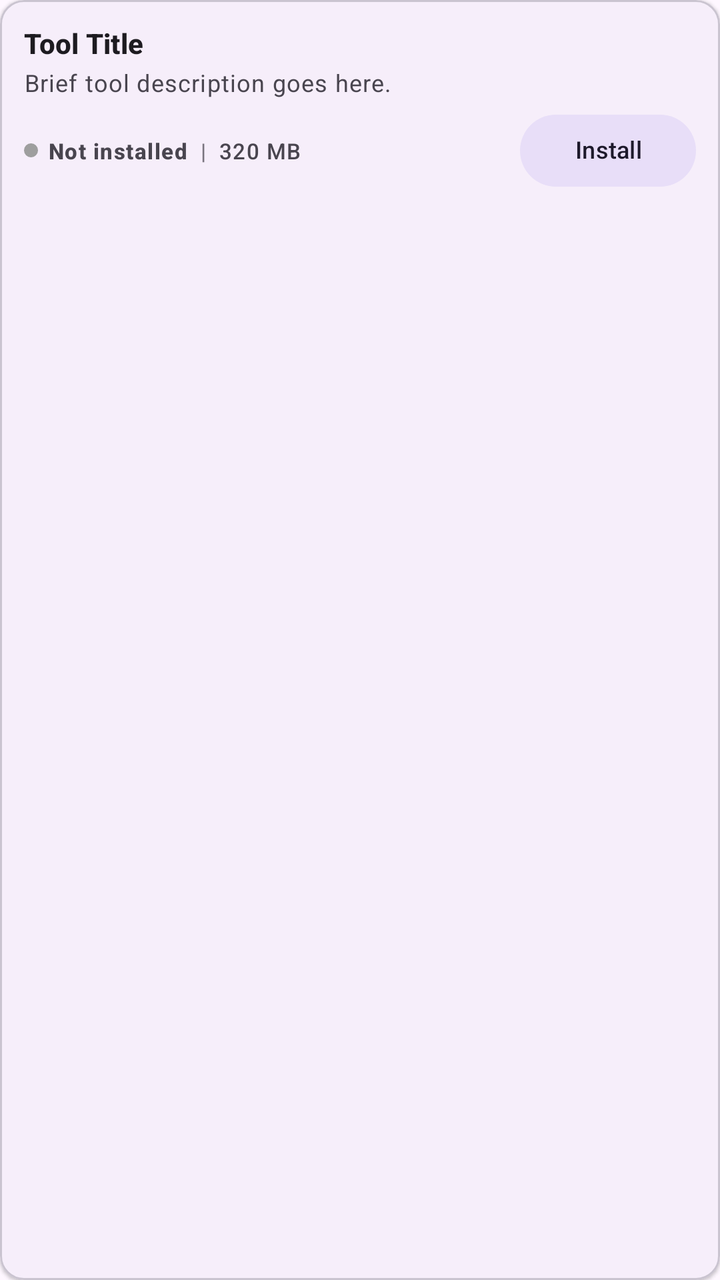
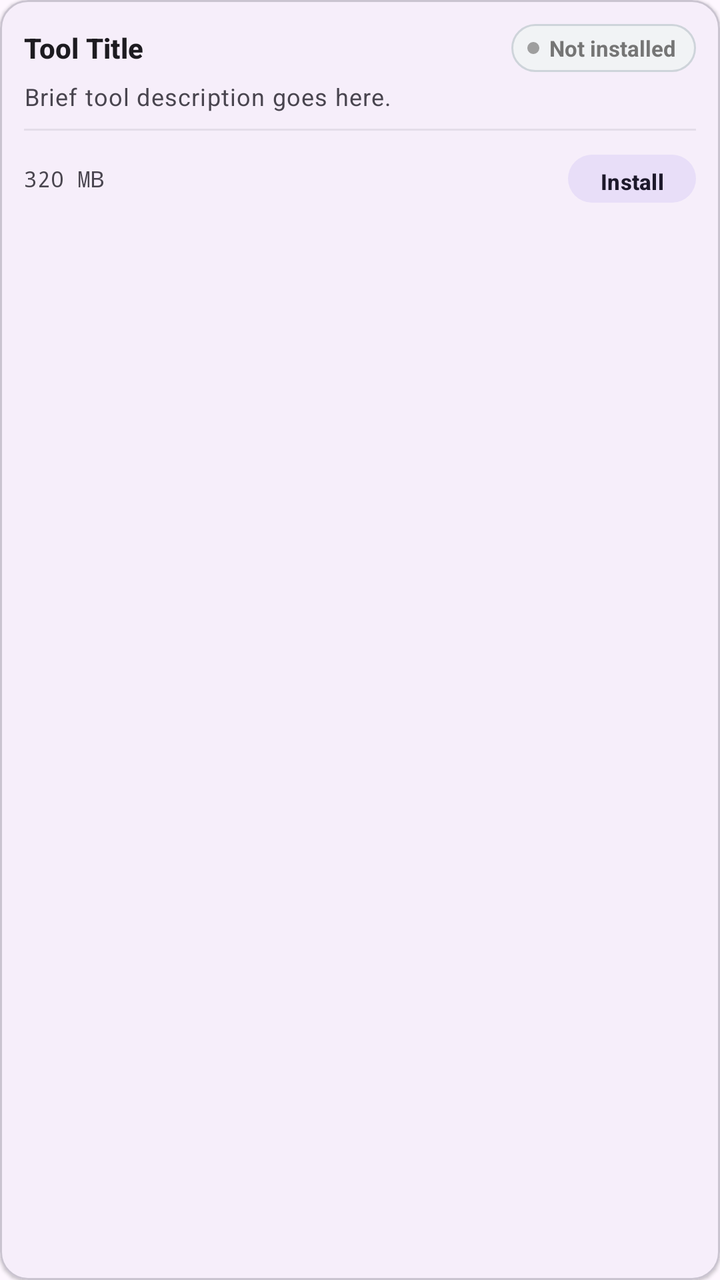

Screens rendered from an Android XML layout before and after an edit, with the pre-edit source and the edit as a unified diff.
<!-- AndroidManifest.xml: application theme Theme.ZeroLite -->
<!-- res/layout/item_tool_card.xml -->
<?xml version="1.0" encoding="utf-8"?>
<com.google.android.material.card.MaterialCardView
    xmlns:android="http://schemas.android.com/apk/res/android"
    xmlns:app="http://schemas.android.com/apk/res-auto"
    android:layout_width="match_parent"
    android:layout_height="wrap_content"
    android:layout_marginBottom="8dp"
    app:cardCornerRadius="12dp"
    app:cardElevation="1dp"
    app:strokeWidth="1dp"
    app:strokeColor="?attr/colorOutlineVariant">

    <LinearLayout
        android:layout_width="match_parent"
        android:layout_height="wrap_content"
        android:orientation="vertical"
        android:padding="12dp">

        
        <TextView
            android:id="@+id/tvToolTitle"
            android:layout_width="match_parent"
            android:layout_height="wrap_content"
            android:text="Tool Title"
            android:textAppearance="?attr/textAppearanceTitleSmall"
            android:textStyle="bold" />

        
        <TextView
            android:id="@+id/tvToolDesc"
            android:layout_width="match_parent"
            android:layout_height="wrap_content"
            android:layout_marginTop="2dp"
            android:maxLines="2"
            android:ellipsize="end"
            android:text="Brief tool description goes here."
            android:textAppearance="?attr/textAppearanceBodySmall"
            android:textColor="?attr/colorOnSurfaceVariant" />

        
        <LinearLayout
            android:layout_width="match_parent"
            android:layout_height="wrap_content"
            android:layout_marginTop="8dp"
            android:gravity="center_vertical"
            android:orientation="horizontal">

            
            <LinearLayout
                android:layout_width="0dp"
                android:layout_height="wrap_content"
                android:layout_weight="1"
                android:gravity="center_vertical"
                android:orientation="horizontal">

                <View
                    android:id="@+id/viewStatusDot"
                    android:layout_width="7dp"
                    android:layout_height="7dp"
                    android:background="@drawable/dot_uninstalled" />

                <TextView
                    android:id="@+id/tvStatusText"
                    android:layout_width="wrap_content"
                    android:layout_height="wrap_content"
                    android:layout_marginStart="5dp"
                    android:text="Not installed"
                    android:textAppearance="?attr/textAppearanceLabelSmall"
                    android:textStyle="bold" />

                <TextView
                    android:layout_width="wrap_content"
                    android:layout_height="wrap_content"
                    android:layout_marginStart="6dp"
                    android:layout_marginEnd="6dp"
                    android:text="|"
                    android:textAppearance="?attr/textAppearanceLabelSmall"
                    android:textColor="?attr/colorOutline" />

                <TextView
                    android:id="@+id/tvToolSize"
                    android:layout_width="wrap_content"
                    android:layout_height="wrap_content"
                    android:text="320 MB"
                    android:textAppearance="?attr/textAppearanceLabelSmall"
                    android:textColor="?attr/colorOnSurfaceVariant" />
            </LinearLayout>

            <com.google.android.material.button.MaterialButton
                android:id="@+id/btnDelete"
                style="@style/Widget.Material3.Button.TextButton"
                android:layout_width="wrap_content"
                android:layout_height="wrap_content"
                android:gravity="center"
                android:insetTop="0dp"
                android:insetBottom="0dp"
                android:minHeight="36dp"
                android:paddingHorizontal="10dp"
                android:paddingVertical="0dp"
                android:textSize="12sp"
                android:includeFontPadding="false"
                android:text="Delete"
                android:textColor="?attr/colorError"
                android:visibility="gone" />

            <com.google.android.material.button.MaterialButton
                android:id="@+id/btnAction"
                style="@style/Widget.Material3.Button.TonalButton"
                android:layout_width="wrap_content"
                android:layout_height="wrap_content"
                android:gravity="center"
                android:insetTop="0dp"
                android:insetBottom="0dp"
                android:minHeight="36dp"
                android:paddingHorizontal="14dp"
                android:paddingVertical="0dp"
                android:textSize="12sp"
                android:includeFontPadding="false"
                android:layout_marginStart="6dp"
                android:text="Install" />
        </LinearLayout>

        
        <com.google.android.material.progressindicator.LinearProgressIndicator
            android:id="@+id/progressIndicator"
            android:layout_width="match_parent"
            android:layout_height="wrap_content"
            android:layout_marginTop="6dp"
            android:visibility="gone"
            app:indicatorColor="?attr/colorPrimary"
            app:trackColor="?attr/colorSurfaceVariant"
            app:trackCornerRadius="3dp" />

    </LinearLayout>
</com.google.android.material.card.MaterialCardView>
<!-- resources referenced by this layout -->
<resources>
  <!-- drawable dot_uninstalled (drawable) -->
  <shape xmlns:android="http://schemas.android.com/apk/res/android"
      android:shape="oval">
      <solid android:color="#9E9E9E" />
      <size android:width="7dp" android:height="7dp" />
  </shape>
  <style name="Theme.ZeroLite" parent="Theme.Material3.DayNight.NoActionBar">
          <item name="android:statusBarColor">@android:color/transparent</item>
          <item name="android:navigationBarColor">@android:color/transparent</item>
          <item name="android:windowLightStatusBar" tools:targetApi="m">true</item>
      </style>
</resources>

<!-- the commit's change to res/layout/item_tool_card.xml (unified diff, before → after) -->
@@ -4,8 +4,8 @@
     xmlns:app="http://schemas.android.com/apk/res-auto"
     android:layout_width="match_parent"
     android:layout_height="wrap_content"
-    android:layout_marginBottom="8dp"
-    app:cardCornerRadius="12dp"
+    android:layout_marginBottom="10dp"
+    app:cardCornerRadius="14dp"
     app:cardElevation="1dp"
     app:strokeWidth="1dp"
     app:strokeColor="?attr/colorOutlineVariant">
@@ -17,46 +17,39 @@
         android:padding="12dp">
 
         
-        <TextView
-            android:id="@+id/tvToolTitle"
-            android:layout_width="match_parent"
-            android:layout_height="wrap_content"
-            android:text="Tool Title"
-            android:textAppearance="?attr/textAppearanceTitleSmall"
-            android:textStyle="bold" />
-
-        
-        <TextView
-            android:id="@+id/tvToolDesc"
-            android:layout_width="match_parent"
-            android:layout_height="wrap_content"
-            android:layout_marginTop="2dp"
-            android:maxLines="2"
-            android:ellipsize="end"
-            android:text="Brief tool description goes here."
-            android:textAppearance="?attr/textAppearanceBodySmall"
-            android:textColor="?attr/colorOnSurfaceVariant" />
-
-        
         <LinearLayout
             android:layout_width="match_parent"
             android:layout_height="wrap_content"
-            android:layout_marginTop="8dp"
             android:gravity="center_vertical"
             android:orientation="horizontal">
 
-            
-            <LinearLayout
+            <TextView
+                android:id="@+id/tvToolTitle"
                 android:layout_width="0dp"
                 android:layout_height="wrap_content"
                 android:layout_weight="1"
+                android:text="Tool Title"
+                android:textAppearance="?attr/textAppearanceTitleSmall"
+                android:textStyle="bold"
+                android:singleLine="true"
+                android:ellipsize="end" />
+
+            
+            <LinearLayout
+                android:id="@+id/layoutStatusBadge"
+                android:layout_width="wrap_content"
+                android:layout_height="24dp"
+                android:layout_marginStart="8dp"
+                android:background="@drawable/badge_uninstalled_bg"
                 android:gravity="center_vertical"
+                android:paddingStart="8dp"
+                android:paddingEnd="10dp"
                 android:orientation="horizontal">
 
                 <View
                     android:id="@+id/viewStatusDot"
-                    android:layout_width="7dp"
-                    android:layout_height="7dp"
+                    android:layout_width="6dp"
+                    android:layout_height="6dp"
                     android:background="@drawable/dot_uninstalled" />
 
                 <TextView
@@ -65,58 +58,81 @@
                     android:layout_height="wrap_content"
                     android:layout_marginStart="5dp"
                     android:text="Not installed"
-                    android:textAppearance="?attr/textAppearanceLabelSmall"
-                    android:textStyle="bold" />
+                    android:textSize="11sp"
+                    android:textStyle="bold"
+                    android:singleLine="true"
+                    android:textColor="#757575" />
+            </LinearLayout>
+        </LinearLayout>
 
-                <TextView
-                    android:layout_width="wrap_content"
-                    android:layout_height="wrap_content"
-                    android:layout_marginStart="6dp"
-                    android:layout_marginEnd="6dp"
-                    android:text="|"
-                    android:textAppearance="?attr/textAppearanceLabelSmall"
-                    android:textColor="?attr/colorOutline" />
+        
+        <TextView
+            android:id="@+id/tvToolDesc"
+            android:layout_width="match_parent"
+            android:layout_height="wrap_content"
+            android:layout_marginTop="4dp"
+            android:maxLines="2"
+            android:ellipsize="end"
+            android:text="Brief tool description goes here."
+            android:textAppearance="?attr/textAppearanceBodySmall"
+            android:textColor="?attr/colorOnSurfaceVariant"
+            android:lineSpacingExtra="1dp" />
 
-                <TextView
-                    android:id="@+id/tvToolSize"
-                    android:layout_width="wrap_content"
-                    android:layout_height="wrap_content"
-                    android:text="320 MB"
-                    android:textAppearance="?attr/textAppearanceLabelSmall"
-                    android:textColor="?attr/colorOnSurfaceVariant" />
-            </LinearLayout>
+        
+        <View
+            android:layout_width="match_parent"
+            android:layout_height="1dp"
+            android:layout_marginTop="8dp"
+            android:layout_marginBottom="8dp"
+            android:background="?attr/colorOutlineVariant"
+            android:alpha="0.4" />
+
+        
+        <LinearLayout
+            android:layout_width="match_parent"
+            android:layout_height="wrap_content"
+            android:gravity="center_vertical"
+            android:orientation="horizontal">
+
+            <TextView
+                android:id="@+id/tvToolSize"
+                android:layout_width="0dp"
+                android:layout_height="wrap_content"
+                android:layout_weight="1"
+                android:text="320 MB"
+                android:textSize="11sp"
+                android:textColor="?attr/colorOnSurfaceVariant"
+                android:fontFamily="monospace"
+                android:singleLine="true" />
 
             <com.google.android.material.button.MaterialButton
                 android:id="@+id/btnDelete"
                 style="@style/Widget.Material3.Button.TextButton"
                 android:layout_width="wrap_content"
-                android:layout_height="wrap_content"
-                android:gravity="center"
-                android:insetTop="0dp"
-                android:insetBottom="0dp"
-                android:minHeight="36dp"
-                android:paddingHorizontal="10dp"
-                android:paddingVertical="0dp"
-                android:textSize="12sp"
-                android:includeFontPadding="false"
+                android:layout_height="32dp"
+                android:minHeight="0dp"
+                android:minWidth="0dp"
+                android:paddingStart="8dp"
+                android:paddingEnd="8dp"
                 android:text="Delete"
+                android:textSize="11sp"
                 android:textColor="?attr/colorError"
+                android:singleLine="true"
                 android:visibility="gone" />
 
             <com.google.android.material.button.MaterialButton
                 android:id="@+id/btnAction"
                 style="@style/Widget.Material3.Button.TonalButton"
                 android:layout_width="wrap_content"
-                android:layout_height="wrap_content"
-                android:gravity="center"
-                android:insetTop="0dp"
-                android:insetBottom="0dp"
-                android:minHeight="36dp"
-                android:paddingHorizontal="14dp"
-                android:paddingVertical="0dp"
-                android:textSize="12sp"
-                android:includeFontPadding="false"
+                android:layout_height="32dp"
+                android:minHeight="0dp"
+                android:minWidth="64dp"
+                android:paddingStart="12dp"
+                android:paddingEnd="12dp"
                 android:layout_marginStart="6dp"
+                android:textSize="11sp"
+                android:textStyle="bold"
+                android:singleLine="true"
                 android:text="Install" />
         </LinearLayout>
 
<!-- resource entries referenced after the edit -->
@@ -1,5 +1,13 @@
 <!-- resources referenced by this layout -->
 <resources>
+  <!-- drawable badge_uninstalled_bg (drawable) -->
+  <?xml version="1.0" encoding="utf-8"?>
+  <shape xmlns:android="http://schemas.android.com/apk/res/android"
+      android:shape="rectangle">
+      <corners android:radius="12dp" />
+      <solid android:color="#F1F3F5" />
+      <stroke android:width="1dp" android:color="#CED4DA" />
+  </shape>
   <!-- drawable dot_uninstalled (drawable) -->
   <shape xmlns:android="http://schemas.android.com/apk/res/android"
       android:shape="oval">
